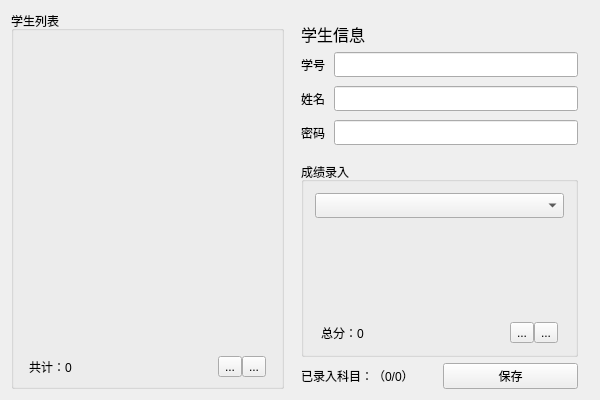
fu1fan/lab10, file 1788lab10/input.ui: the form before one commit.
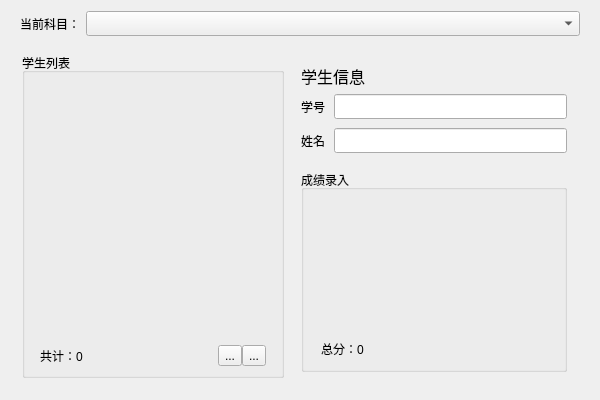
The form after the commit. Icons and pictures are not drawn.

Commit message: 实现分数录入

Diff of the .ui file:
```diff
--- a/1788lab10/input.ui
+++ b/1788lab10/input.ui
@@ -13,9 +13,51 @@
   <property name="windowTitle">
    <string>Input</string>
   </property>
-  <layout class="QHBoxLayout" name="horizontalLayout">
+  <layout class="QVBoxLayout" name="verticalLayout">
+   <item>
+    <layout class="QHBoxLayout" name="horizontalLayout_2">
+     <property name="leftMargin">
+      <number>9</number>
+     </property>
+     <property name="topMargin">
+      <number>0</number>
+     </property>
+     <property name="rightMargin">
+      <number>9</number>
+     </property>
+     <property name="bottomMargin">
+      <number>0</number>
+     </property>
+     <item>
+      <widget class="QLabel" name="label">
+       <property name="text">
+        <string>当前科目：</string>
+       </property>
+      </widget>
+     </item>
+     <item>
+      <widget class="QComboBox" name="comboBox">
+       <property name="sizePolicy">
+        <sizepolicy hsizetype="Expanding" vsizetype="Fixed">
+         <horstretch>0</horstretch>
+         <verstretch>0</verstretch>
+        </sizepolicy>
+       </property>
+       <property name="minimumSize">
+        <size>
+         <width>0</width>
+         <height>25</height>
+        </size>
+       </property>
+      </widget>
+     </item>
+    </layout>
+   </item>
    <item>
     <widget class="QWidget" name="widget" native="true">
+     <layout class="QHBoxLayout" name="horizontalLayout">
+      <item>
+       <widget class="QWidget" name="widget_2" native="true">
      <layout class="QVBoxLayout" name="verticalLayout_7">
       <property name="spacing">
        <number>0</number>
@@ -128,7 +170,7 @@
     </widget>
    </item>
    <item>
-    <widget class="QWidget" name="widget_2" native="true">
+       <widget class="QWidget" name="widget_3" native="true">
      <layout class="QVBoxLayout" name="verticalLayout_5">
       <property name="bottomMargin">
        <number>0</number>
@@ -185,7 +227,7 @@
             </size>
            </property>
            <property name="readOnly">
-            <bool>true</bool>
+               <bool>false</bool>
            </property>
           </widget>
          </item>
@@ -205,27 +247,7 @@
             </size>
            </property>
            <property name="readOnly">
-            <bool>true</bool>
-           </property>
-          </widget>
-         </item>
-         <item row="2" column="0">
-          <widget class="QLabel" name="label_13">
-           <property name="text">
-            <string>密码</string>
-           </property>
-          </widget>
-         </item>
-         <item row="2" column="1">
-          <widget class="QLineEdit" name="lineEdit_5">
-           <property name="minimumSize">
-            <size>
-             <width>0</width>
-             <height>25</height>
-            </size>
-           </property>
-           <property name="readOnly">
-            <bool>true</bool>
+               <bool>false</bool>
            </property>
           </widget>
          </item>
@@ -239,17 +261,7 @@
         </property>
         <layout class="QVBoxLayout" name="verticalLayout_6">
          <item>
-          <widget class="QComboBox" name="comboBox">
-           <property name="minimumSize">
-            <size>
-             <width>0</width>
-             <height>25</height>
-            </size>
-           </property>
-          </widget>
-         </item>
-         <item>
-          <widget class="QTableView" name="tableView_2">
+             <widget class="QTableView" name="tableView">
            <property name="sizePolicy">
             <sizepolicy hsizetype="Preferred" vsizetype="Expanding">
              <horstretch>1</horstretch>
@@ -289,26 +301,6 @@
               </property>
              </widget>
             </item>
-            <item>
-             <widget class="QToolButton" name="toolButton_5">
-              <property name="text">
-               <string>...</string>
-              </property>
-              <property name="icon">
-               <iconset theme="list-remove"/>
-              </property>
-             </widget>
-            </item>
-            <item>
-             <widget class="QToolButton" name="toolButton_6">
-              <property name="text">
-               <string>...</string>
-              </property>
-              <property name="icon">
-               <iconset theme="list-add"/>
-              </property>
-             </widget>
-            </item>
            </layout>
           </widget>
          </item>
@@ -330,18 +322,7 @@
          <property name="bottomMargin">
           <number>0</number>
          </property>
-         <item>
-          <widget class="QLabel" name="label_11">
-           <property name="text">
-            <string>已录入科目：（0/0）</string>
-           </property>
-          </widget>
-         </item>
-         <item>
-          <widget class="QPushButton" name="pushButton_2">
-           <property name="text">
-            <string>保存</string>
-           </property>
+           </layout>
           </widget>
          </item>
         </layout>
```
Left out of the diff: 2 changed lines with no effect on the pictures. Lines whose indentation alone changed are shown as unchanged. The commit also changes 9 other files.
